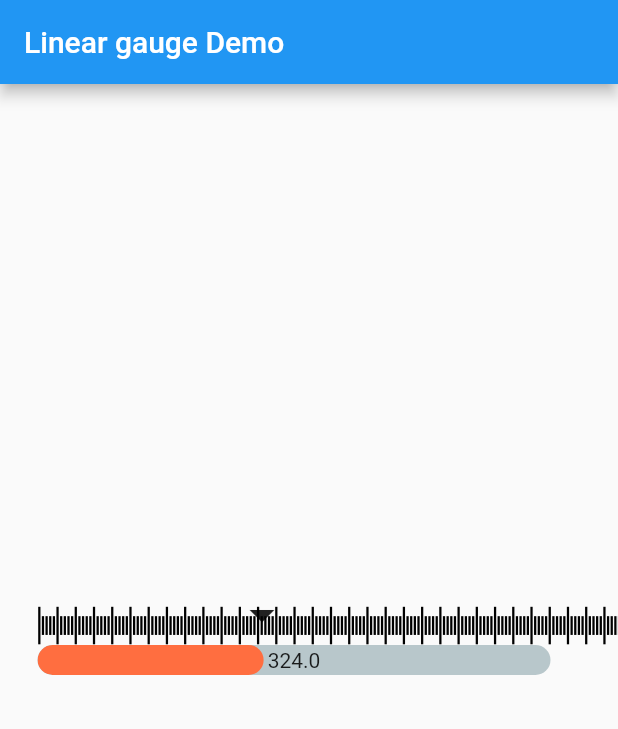
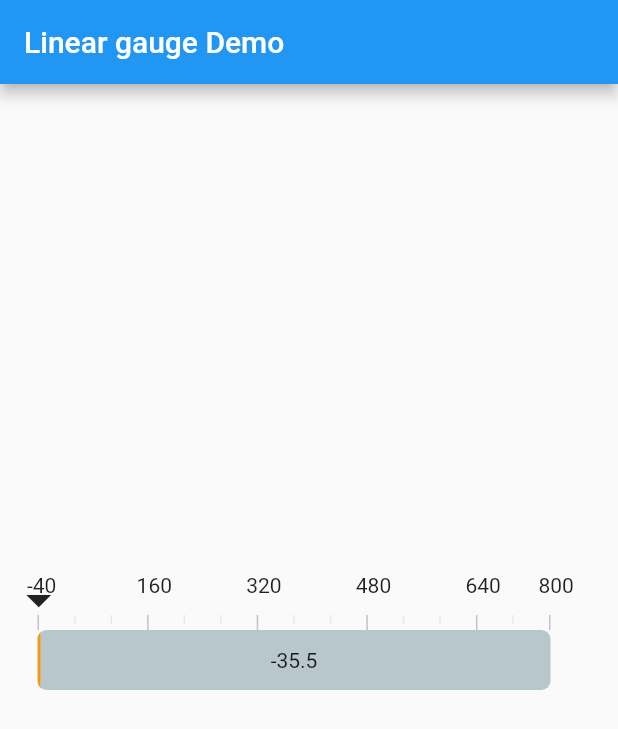
Before and after one commit to Intiserahmed/linear_gauge, a Flutter app: the screen it shows after launch, on a phone screen of 412 x 824 dp. Shown: the top 729 px of the screen. Run offline on Flutter 3.47's test engine with Material 2 defaults, Android fonts, the phone set to English and light mode, and no system bars.

Commit message:
Renamed parameters and added minValue

```diff
--- a/example/lib/main.dart
+++ b/example/lib/main.dart
@@ -48,23 +48,27 @@ class LinearGuagePage extends StatefulWidget {
 
 class _LinearGuagePageState extends State<LinearGuagePage> {
   bool isRunning = true;
-  var value = 324.0;
-  var endValue = 735.0;
+  var value = -35.5;
+  var endValue = 800.0;
   @override
   Widget build(BuildContext context) {
     return Center(
       child: Padding(
-        padding: EdgeInsets.all(15.0),
+        padding: const EdgeInsets.all(15.0),
         child: LinearGauge(
-          barRadius: Radius.circular(10),
+          barRadius: const Radius.circular(6),
           width: MediaQuery.of(context).size.width - 50,
           animation: isRunning,
-          gaugeHeight: 20.0,
-          animationDuration: 1500,
-          max: endValue,
-          fraction: value,
+          gaugeHeight: 40.0,
+          progressColor: Colors.orange,
+          animationDuration: 900,
+          minValue: -40.0,
+          maxValue: endValue,
+          currentValue: value,
           gaugeStatus: Text("$value"),
-          widgetIndicator: Icon(Icons.arrow_drop_down, size: 40),
+          widgetIndicator: const Icon(Icons.arrow_drop_down, size: 40),
+          divisions: 5,
+          subDivisions: 3,
         ),
       ),
     );
--- a/lib/linear_gauge.dart
+++ b/lib/linear_gauge.dart
@@ -1,15 +1,26 @@
 import 'package:flutter/material.dart';
+import 'package:linear_gauge/utils.dart';
+import 'dart:core';
 
 // ignore: must_be_immutable
 class LinearGauge extends StatefulWidget {
   ///fraction value
-  late final double fraction;
+  late final double currentValue;
 
   // Width of the linear_gauge
   final double? width;
 
   // Max number to reach
-  final double max;
+  final double maxValue;
+
+  // Minimum number to start
+  final double minValue;
+
+  // The number of division that gauge will be divided into
+  final int divisions;
+
+  //The number if subdivision that gauge will be divided into
+  final int subDivisions;
 
   ///Height of the line
   final double gaugeHeight;
@@ -62,7 +73,7 @@ class LinearGauge extends StatefulWidget {
   LinearGauge({
     Key? key,
     this.barColor = Colors.transparent,
-    this.fraction = 0.0,
+    this.currentValue = 0.0,
     this.gaugeHeight = 5.0,
     this.width,
     Color? backgroundColor,
@@ -78,12 +89,16 @@ class LinearGauge extends StatefulWidget {
     this.restartAnimation = false,
     this.onAnimationEnd,
     this.widgetIndicator,
-    this.max = 100.0,
+    this.maxValue = 100.0,
+    this.minValue = 0.0,
+    required this.divisions,
+    required this.subDivisions,
   }) : super(key: key) {
     _progressColor = progressColor ?? Colors.deepOrangeAccent;
     _backgroundColor = backgroundColor ?? const Color(0xFFB8C7CB);
-
-
+    if (currentValue < minValue || currentValue > maxValue) {
+      throw Exception("Current Value limit Exceeded");
+    }
   }
 
   @override
@@ -103,35 +118,101 @@ class _LinearGaugeState extends State<LinearGauge>
   double _indicatorWidth = 0.0;
   double _indicatorHeight = 0.0;
 
-  List<Widget> _children = List.empty(growable: true);
+  final double subDivisionThickness = 1;
+  final Color primaryColor = const Color(0xFFE9E9E9);
+  final Color secondaryColor = const Color(0xFFBCC5C8);
 
-//big scale 5 small 5
-  void _generateScale() async {
-    var tickSpacing;
-    if (mounted) {
-      print(_wholeContainerWidth);
-      tickSpacing = _wholeContainerWidth / widget.max;
-      print("tick $tickSpacing");
+  final double value = 4672;
+
+  Widget parentWidgetBasedOnOrientation() {
+    return SizedBox(
+      width: _wholeContainerWidth,
+      child: Column(
+        mainAxisAlignment: MainAxisAlignment.center,
+        crossAxisAlignment: CrossAxisAlignment.start,
+        children: _parentWidgetsChildren(),
+      ),
+    );
   }
 
-    for (int i = 0; i < 40; ++i) {
-      _children.add(Container(
-        margin: EdgeInsets.all(await tickSpacing),
-        color: Colors.black,
-        width: 1.5,
-        height: 25,
-      ));
+  List<Widget> _parentWidgetsChildren() {
+    /// used to display the actual value of at an index
+    final double multiplier =
+        (widget.maxValue) / (widget.divisions * widget.subDivisions);
+    print('multiplier $multiplier');
+    final double valueWidth =
+        (_wholeContainerWidth / (widget.maxValue) * value);
+    print('valueWidth $valueWidth');
 
-      for (int j = 1; j <= 4; ++j) {
-        _children.add(Container(
-          margin: EdgeInsets.all(await tickSpacing),
-          color: Colors.black,
-          width: 1.5,
-          height: 12.5,
-        ));
+    /// number of lines that fall behind the value * thickness of one subDivision
+    final double valueWidthAdditionalThickness = ((value /
+                (widget.maxValue / (widget.divisions * widget.subDivisions))) -
+            1) *
+        subDivisionThickness;
+
+    return [
+      const SizedBox(
+        height: 2,
+      ),
+      Row(
+        mainAxisAlignment: MainAxisAlignment.spaceBetween,
+        crossAxisAlignment: CrossAxisAlignment.start,
+        children: _childWidgetsChildren(multiplier),
+      )
+    ];
   }
+
+  List<Widget> _childWidgetsChildren(double multiplier) {
+    return List.generate(widget.divisions * widget.subDivisions, (index) {
+      /// only for last index
+      if (index == ((widget.divisions * widget.subDivisions) - 1)) {
+        return majorSubDivision(((index + 1) * multiplier).ceil());
       }
+
+      if (index % widget.subDivisions == 0) {
+        /// if 0 (1st index) then send 0
+        return majorSubDivision(
+            index == 0 ? widget.minValue.toInt() : (index * multiplier).ceil());
       }
+
+      return minorSubDivision();
+    });
+  }
+
+  Widget majorSubDivision(int index) {
+    /// used Stack as we don't want the numbers to take size in the Row division
+    ///
+    print(index);
+
+    return Stack(
+      clipBehavior: Clip.none,
+      children: [
+        Container(
+          height: 10,
+          width: subDivisionThickness,
+          decoration: BoxDecoration(
+            color: secondaryColor,
+          ),
+        ),
+        Positioned(
+            bottom: 22, // 10(height) + 5(space)
+            left: -7, // random value that looks correct
+            child: Text('${index}')),
+      ],
+    );
+  }
+
+  Widget minorSubDivision() {
+    return Container(
+      height: 6,
+      width: subDivisionThickness,
+      decoration: BoxDecoration(
+        color: primaryColor,
+      ),
+    );
+  }
+
+  final orientation = GaugeOrientation.horizontal;
 
   @override
   void dispose() {
@@ -153,7 +234,6 @@ class _LinearGaugeState extends State<LinearGauge>
             _indicatorHeight =
                 _indicatorKey.currentContext?.size?.height ?? 0.0;
           }
-          _generateScale();
         });
       }
     });
@@ -161,14 +241,17 @@ class _LinearGaugeState extends State<LinearGauge>
       _animationController = AnimationController(
           vsync: this,
           duration: Duration(milliseconds: widget.animationDuration));
-      _animation = Tween(begin: 0.0, end: widget.fraction).animate(
+      _animation = Tween(begin: widget.minValue, end: widget.currentValue)
+          .animate(
         CurvedAnimation(parent: _animationController!, curve: widget.curve),
       )..addListener(() {
           setState(() {
-            _fraction = _animation!.value / widget.max;
+            _fraction =
+                ((_animation!.value + widget.minValue.abs()) / widget.maxValue);
           });
           if (widget.restartAnimation && _fraction == 1.0) {
-            _animationController!.repeat(min: 0.0, max: widget.max);
+            _animationController!
+                .repeat(min: widget.minValue, max: widget.maxValue);
           }
         });
       _animationController!.addStatusListener((status) {
@@ -195,15 +278,16 @@ class _LinearGaugeState extends State<LinearGauge>
   @override
   void didUpdateWidget(LinearGauge oldWidget) {
     super.didUpdateWidget(oldWidget);
-    if (oldWidget.fraction != widget.fraction) {
+    if (oldWidget.currentValue != widget.currentValue) {
       if (_animationController != null) {
         _animationController!.duration =
             Duration(milliseconds: widget.animationDuration);
         _animation =
-            Tween(begin: oldWidget.fraction, end: widget.fraction).animate(
+            Tween(begin: oldWidget.currentValue, end: widget.currentValue)
+                .animate(
           CurvedAnimation(parent: _animationController!, curve: widget.curve),
         );
-        _animationController!.forward(from: 0);
+        _animationController!.forward(from: widget.minValue);
       } else {
         _updateProgress();
       }
@@ -213,7 +297,8 @@ class _LinearGaugeState extends State<LinearGauge>
 
   _updateProgress() {
     setState(() {
-      _fraction = widget.fraction / widget.max;
+      _fraction =
+          (widget.currentValue - widget.minValue.abs()) / widget.maxValue;
     });
   }
 
@@ -224,6 +309,7 @@ class _LinearGaugeState extends State<LinearGauge>
     final hasSetWidth = widget.width != null;
     final percentPositionedHorizontal =
         _wholeContainerWidth * _fraction - _indicatorWidth / 1.9;
+
     var containerWidget = Container(
       width: hasSetWidth ? widget.width : double.infinity,
       height: widget.gaugeHeight,
@@ -262,7 +348,7 @@ class _LinearGaugeState extends State<LinearGauge>
             Positioned(
               bottom: _wholeContainerHeight,
               child: SizedBox(
-                child: Row(children: _children),
+                child: parentWidgetBasedOnOrientation(),
               ),
             ),
         ],
@@ -279,7 +365,21 @@ class _LinearGaugeState extends State<LinearGauge>
 
     return Material(
       color: Colors.transparent,
+      child: orientation == GaugeOrientation.vertical
+          ? RotatedBox(
+              quarterTurns: 1,
+              child: Expanded(
                 child: Container(
+                  color: widget.barColor,
+                  child: Row(
+                    mainAxisAlignment: widget.alignment,
+                    crossAxisAlignment: CrossAxisAlignment.center,
+                    children: items,
+                  ),
+                ),
+              ),
+            )
+          : Container(
               color: widget.barColor,
               child: Row(
                 mainAxisAlignment: widget.alignment,
@@ -326,7 +426,7 @@ class _LinearPainter extends CustomPainter {
     final progressLine = size.width * progress;
     Path linePath = Path();
     print(size.width);
-    print(progressLine);
+    print(progressLine); // if progress line cross this then color changes logic
 
     linePath.addRRect(RRect.fromRectAndRadius(
         Rect.fromLTWH(0, 0, progressLine, size.height), barRadius));
--- /dev/null
+++ b/lib/utils.dart
@@ -0,0 +1 @@
+enum GaugeOrientation { vertical, horizontal }
```
Also changed, not shown: example/pubspec.lock, 2 other files. Lines whose indentation alone changed are shown as unchanged.
